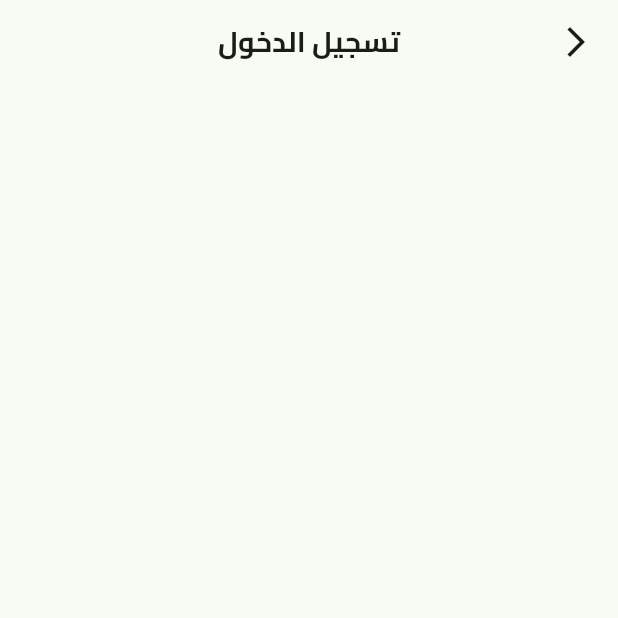
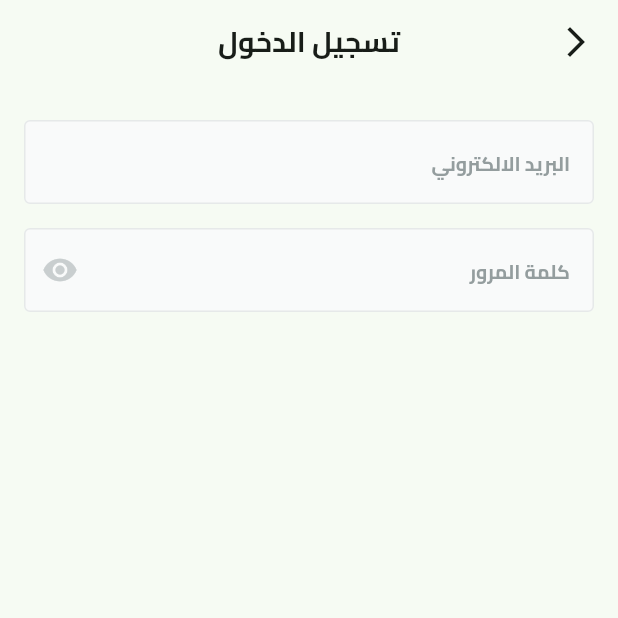
Before and after one commit to MeDoRa0/fruit_hub, a Flutter app: the screen it shows after launch, after a tap on "تخطي", on a phone screen of 412 x 824 dp, the top half of it. Run offline on Flutter 3.47's test engine with Material 3 defaults, Android fonts, the phone set to English and light mode, and no system bars; our stand-ins replace dots_indicator, flutter_svg, shared_preferences.

Commit message:
Add custom text form field and update login view layout

```diff
--- a/lib/core/utils/text_styles.dart
+++ b/lib/core/utils/text_styles.dart
@@ -130,7 +130,7 @@ abstract class AppTextStyle {
     letterSpacing: 0,
   );
 
-  static TextStyle bodySmallBold = const TextStyle(
+  static TextStyle font13Bold = const TextStyle(
     fontFamily: fontFamily,
     fontSize: 13,
     fontWeight: FontWeight.bold,
--- /dev/null
+++ b/lib/core/widgets/custom_text_form_field.dart
@@ -0,0 +1,39 @@
+import 'package:flutter/material.dart';
+import 'package:fruit_hub/core/utils/text_styles.dart';
+
+class CustomTextFormField extends StatelessWidget {
+  const CustomTextFormField(
+      {super.key, required this.hintText, required this.keyboardType,  this.suffixIcon});
+  final String hintText;
+  final TextInputType keyboardType;
+  final Widget? suffixIcon;
+
+  @override
+  Widget build(BuildContext context) {
+    return TextFormField(
+
+      keyboardType: keyboardType,
+      decoration: InputDecoration(
+        suffixIcon: suffixIcon,
+        filled: true,
+        fillColor: Color(0xFFF9FAFA),
+        border: buildBorder(),
+        enabledBorder: buildBorder(),
+        hintText: hintText,
+        hintStyle: AppTextStyle.font13Bold.copyWith(
+          color: Color(0xFF949D9E),
+        ),
+      ),
+    );
+  }
+
+  OutlineInputBorder buildBorder() {
+    return OutlineInputBorder(
+      borderRadius: BorderRadius.circular(4),
+      borderSide: BorderSide(
+        width: 1,
+        color: Color(0xFFE6E9E9),
+      ),
+    );
+  }
+}
--- a/lib/features/authentication/presentation/views/login_view.dart
+++ b/lib/features/authentication/presentation/views/login_view.dart
@@ -1,5 +1,4 @@
 import 'package:flutter/material.dart';
-import 'package:fruit_hub/core/utils/text_styles.dart';
 import 'package:fruit_hub/core/widgets/custom_app_bar.dart';
 import 'package:fruit_hub/features/authentication/presentation/views/widget/login_view_body.dart';
 
--- a/lib/features/authentication/presentation/views/widget/login_view_body.dart
+++ b/lib/features/authentication/presentation/views/widget/login_view_body.dart
@@ -1,4 +1,6 @@
 import 'package:flutter/material.dart';
+import 'package:fruit_hub/constant.dart';
+import 'package:fruit_hub/core/widgets/custom_text_form_field.dart';
 
 class LoginViewBody extends StatelessWidget {
   const LoginViewBody({super.key});
@@ -6,7 +8,29 @@ class LoginViewBody extends StatelessWidget {
   @override
   Widget build(BuildContext context) {
     return SingleChildScrollView(
-      child: Column(),
+      padding: const EdgeInsets.symmetric(horizontal: kHorizontalPadding),
+      child: Column(
+        children: [
+          SizedBox(
+            height: 24,
+          ),
+          CustomTextFormField(
+            hintText: 'البريد الالكتروني',
+            keyboardType: TextInputType.emailAddress,
+          ),
+          SizedBox(
+            height: 16,
+          ),
+          CustomTextFormField(
+            hintText: 'كلمة المرور',
+            keyboardType: TextInputType.visiblePassword,
+            suffixIcon: const Icon(
+              Icons.remove_red_eye,
+              color: Color(0xffC9CECF),
+            ),
+          ),
+        ],
+      ),
     );
   }
 }
```
Also changed, not shown: 1 other file.
